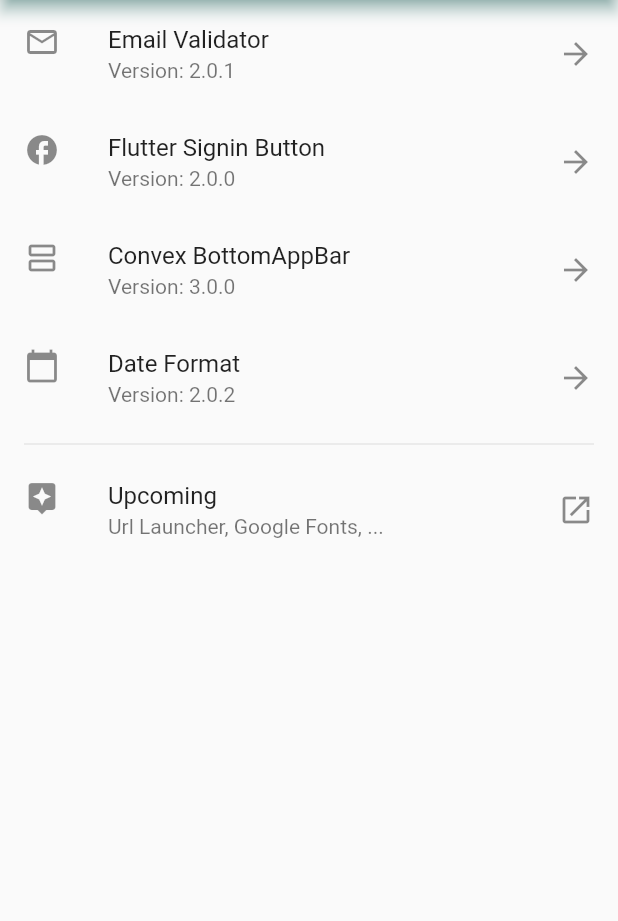
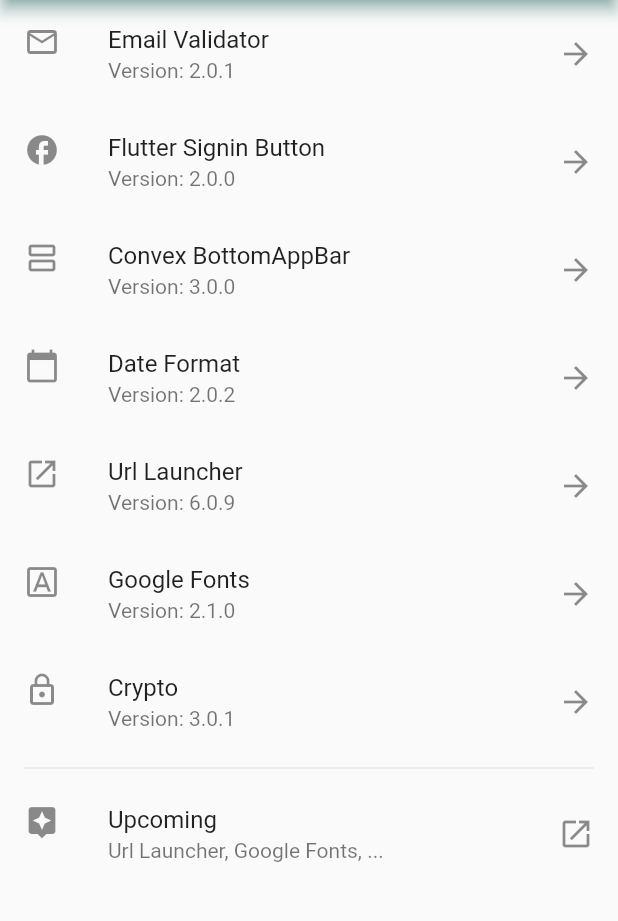
Before and after one commit to lucianojung/flutter_package_examples, a Flutter app: the screen it shows after launch, on a phone screen of 412 x 824 dp, the part 90-1011 px from its top. Run offline on Flutter 3.47's test engine with Material 2 defaults, Android fonts, the phone set to English and light mode, and no system bars; our stand-ins replace convex_bottom_bar, date_format, email_validator, expandable, flutter_signin_button, google_fonts.

Commit message:
Update main.dart

```diff
--- a/lib/main.dart
+++ b/lib/main.dart
@@ -41,9 +41,9 @@
         Icons.view_agenda_outlined, 'Convex BottomAppBar', '3.0.0', '/convex_bottom_bar'),
     CustomListTile(
         Icons.calendar_today, 'Date Format', '2.0.2', '/date_format'),
-    // CustomListTile(Icons.launch, 'Url Launcher', '6.0.9', '/url_launcher'),
-    // CustomListTile(Icons.font_download_outlined, 'Google Fonts', '2.1.0', '/google_fonts'),
-    // CustomListTile(Icons.lock_outline, 'Crypto', '3.0.1', '/crypto'),
+    CustomListTile(Icons.launch, 'Url Launcher', '6.0.9', '/url_launcher'),
+    CustomListTile(Icons.font_download_outlined, 'Google Fonts', '2.1.0', '/google_fonts'),
+    CustomListTile(Icons.lock_outline, 'Crypto', '3.0.1', '/crypto'),
   ];
 
   @override
```
